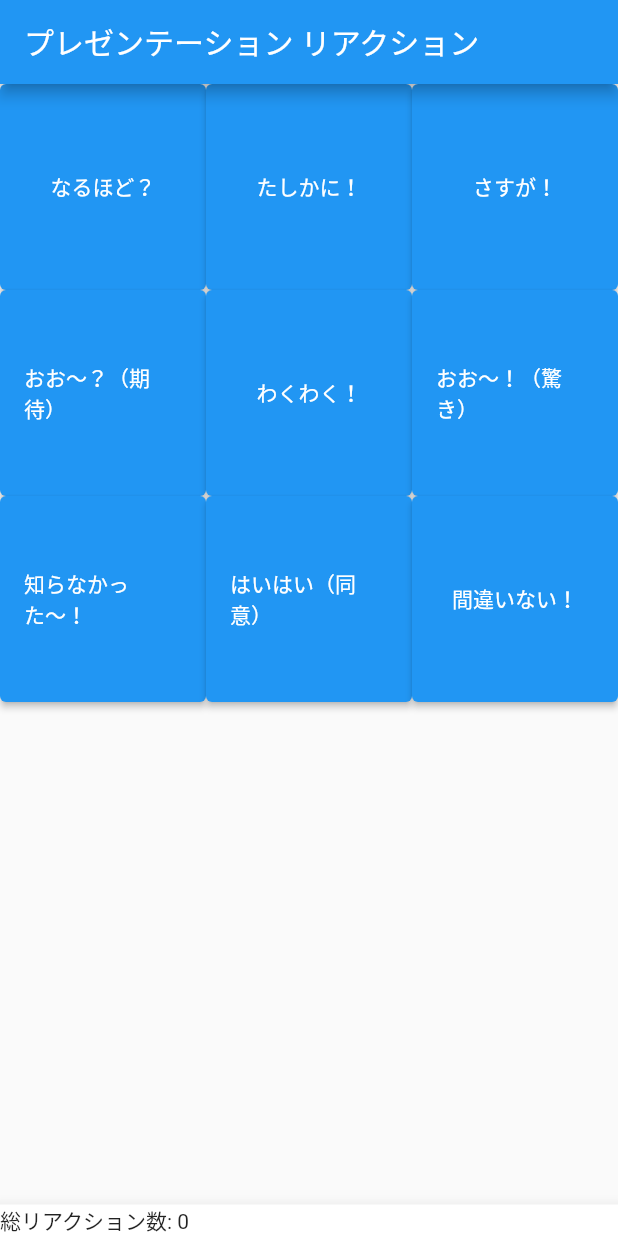
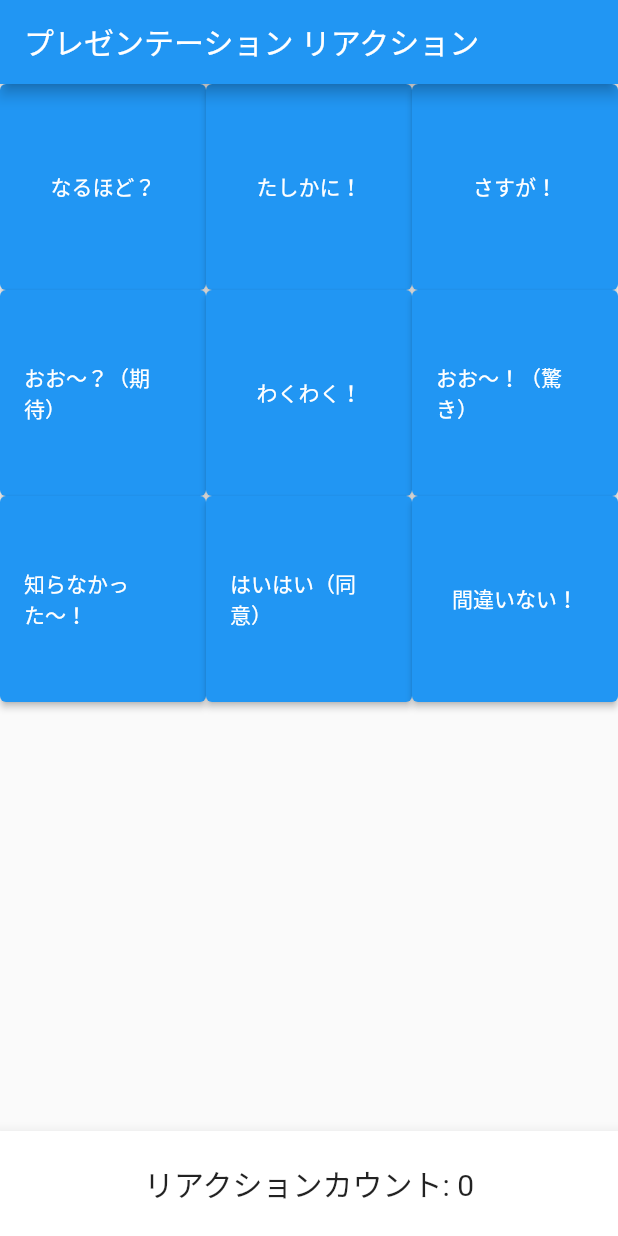
Before and after one commit to sugijotaro/presentation_gaya_app, a Flutter app: the screen it shows after launch, on a phone screen of 412 x 824 dp. Run offline on Flutter 3.47's test engine with Material 2 defaults, Android fonts, the light colour scheme and no system bars; our stand-ins replace audioplayers, firebase_core; accounts and stored records are empty.

Commit message:
Update main.dart

```diff
--- a/lib/main.dart
+++ b/lib/main.dart
@@ -68,8 +68,20 @@
           _buildReactionButton('間違いない！', 'sound9.mp3'),
         ],
       ),
+      floatingActionButtonLocation: FloatingActionButtonLocation.centerDocked,
       bottomNavigationBar: BottomAppBar(
-        child: Text('総リアクション数: $_totalReactions'),
+        child: Row(
+          mainAxisAlignment: MainAxisAlignment.center,
+          children: <Widget>[
+            Padding(
+              padding: const EdgeInsets.symmetric(vertical: 20),
+              child: Text(
+                'リアクションカウント: $_totalReactions',
+                style: TextStyle(fontSize: 20),
+              ),
+            ),
+          ],
+        ),
       ),
     );
   }
```
